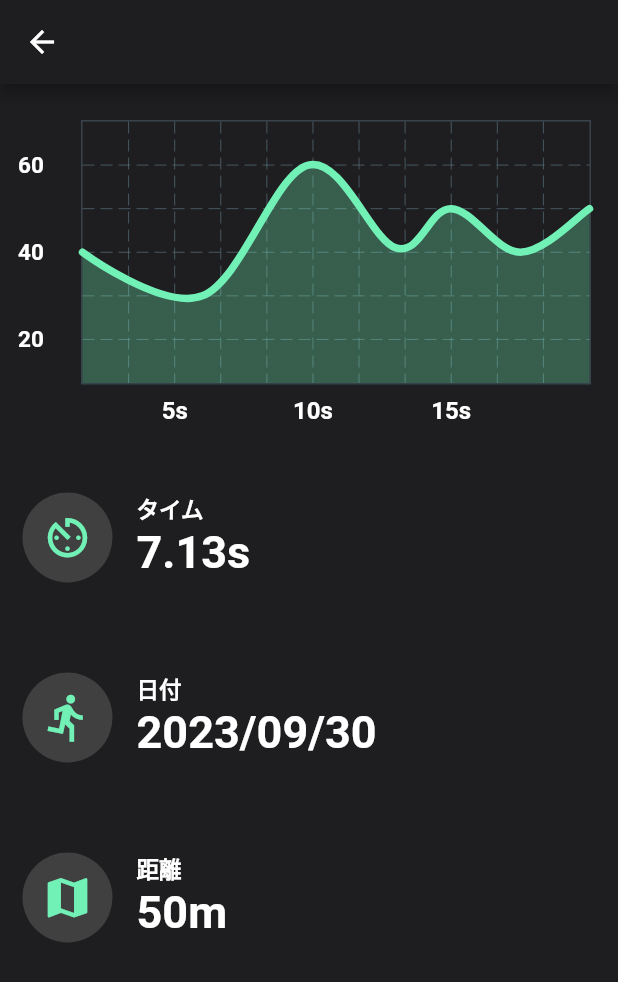
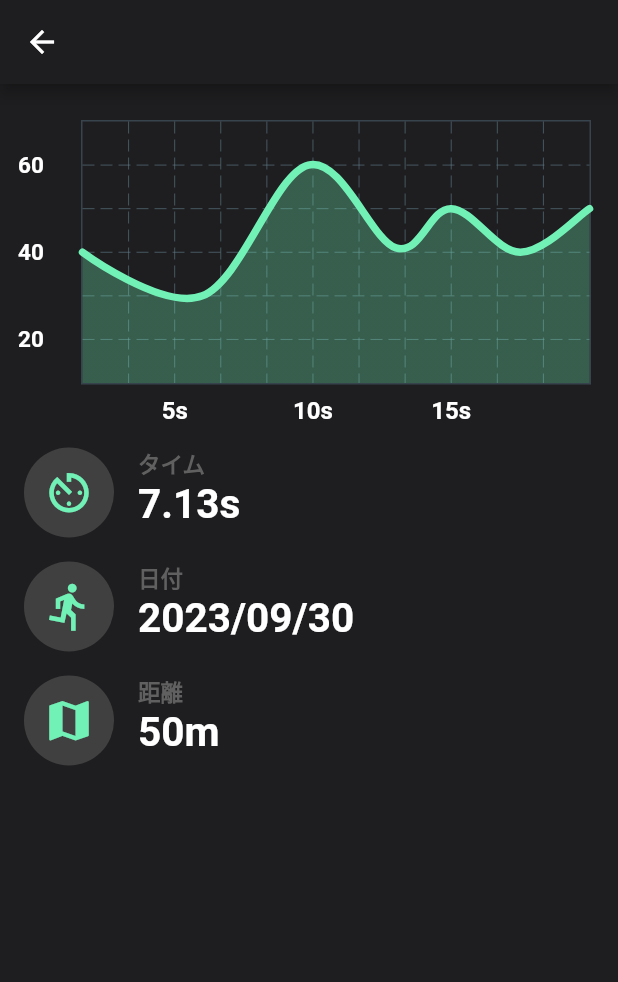
Before and after one commit to Yamasaki-pan961/flutter_for_hackathon, a Flutter app: the RecordDetailView screen opened directly, on a phone screen of 412 x 824 dp. Shown: the top 982 px of the screen. Run offline on Flutter 3.47's test engine with Material 2 defaults, Android fonts, the phone set to English and light mode, and no system bars; drawn by our look-alikes of fl_chart; our stand-ins replace dropdown_button2, flutter_hooks, freezed_annotation, hooks_riverpod, riverpod_annotation, rxdart and 2 more; missing offline and left inert: four_swipe_direction; accounts and stored records are empty; generated files the repository leaves out were written again.

Commit message:
edit: fix layout

```diff
--- a/lib/feature/ui/record/children/deital_list_tile.dart
+++ b/lib/feature/ui/record/children/deital_list_tile.dart
@@ -16,12 +16,7 @@ class DetailListTile extends StatelessWidget {
 
   @override
   Widget build(BuildContext context) {
-    return Padding(
-      padding: const EdgeInsets.symmetric(
-        horizontal: 15,
-        vertical: 30,
-      ),
-      child: Row(
+    return Row(
       crossAxisAlignment: CrossAxisAlignment.start,
       children: [
         CircleAvatar(
@@ -39,16 +34,16 @@ class DetailListTile extends StatelessWidget {
           children: [
             Text(
               title,
-                style: TextStyle(
+              style: const TextStyle(
                 fontWeight: FontWeight.bold,
                 fontSize: 15,
-                  color: AppTheme.textColor,
+                color: AppTheme.unSelectedColor,
               ),
             ),
             Text(
               content,
-                style: TextStyle(
-                  fontSize: 30,
+              style: const TextStyle(
+                fontSize: 27,
                 fontWeight: FontWeight.bold,
                 color: AppTheme.textColor,
               ),
@@ -56,7 +51,6 @@ class DetailListTile extends StatelessWidget {
           ],
         ),
       ],
-      ),
     );
   }
 }
--- a/lib/feature/ui/record/record_detail_view.dart
+++ b/lib/feature/ui/record/record_detail_view.dart
@@ -51,20 +51,33 @@ class _RecordDetailViewState extends State<RecordDetailView> {
               ),
             ],
           ),
+          Container(
+            padding: EdgeInsets.only(left: 16, right:16),
+            child: Column(
+              children: [
                 const DetailListTile(
                   icon: Icons.av_timer,
                   title: 'タイム',
                   content: '7.13s',
+                ),
+                const SizedBox(
+                  height: 16,
                 ),
                 const DetailListTile(
                   icon: Icons.directions_run,
                   title: '日付',
                   content: '2023/09/30',
                 ),
+                const SizedBox(
+                  height: 16,
+                ),
                 const DetailListTile(
                   icon: Icons.map,
                   title: '距離',
                   content: '50m',
+                ),
+              ],
+            ),
           ),
         ],
       ),
```
Also changed, not shown: lib/feature/component/record_cell.dart (+23 -15 lines), lib/feature/ui/record/children/empty_screen.dart (+4 -8 lines), lib/feature/ui/record/record_view.dart (+70 -30 lines), 1 other file. Lines whose indentation alone changed are shown as unchanged.
